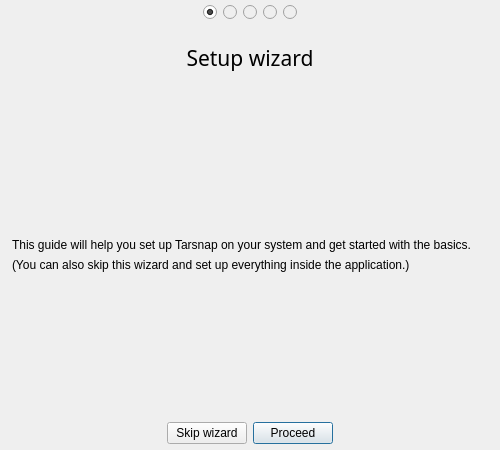
Above: forms/setupdialog.ui from Tarsnap/tarsnap-gui before the change. Below: the same form after it.
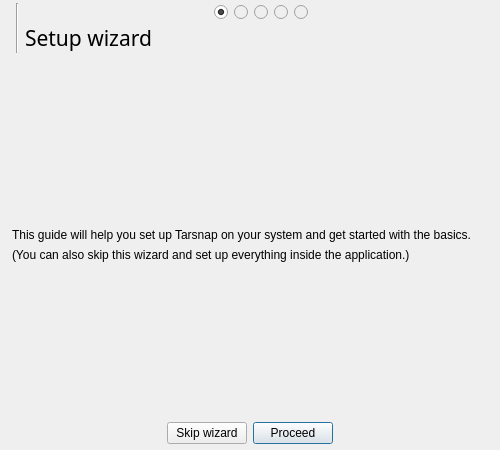
That is the form after the change. Icons and pictures are not drawn.

Commit message: setup: restore smaller header

```diff
--- a/forms/setupdialog.ui
+++ b/forms/setupdialog.ui
@@ -47,7 +47,7 @@
     <number>6</number>
    </property>
    <item>
-    <layout class="QVBoxLayout" name="verticalLayout_8">
+    <layout class="QGridLayout" name="headerLayout">
      <property name="leftMargin">
       <number>3</number>
      </property>
@@ -60,8 +60,14 @@
      <property name="bottomMargin">
       <number>6</number>
      </property>
-     <item>
-      <widget class="QWidget" name="wizardNavigateWidget" native="true">
+     <property name="horizontalSpacing">
+      <number>6</number>
+     </property>
+     <property name="verticalSpacing">
+      <number>0</number>
+     </property>
+     <item row="0" column="2">
+      <widget class="QWidget" name="wizardNavigateWidget_2" native="true">
        <property name="styleSheet">
         <string notr="true"/>
        </property>
@@ -187,20 +193,7 @@
        </layout>
       </widget>
      </item>
-     <item>
-      <widget class="QLabel" name="iconLabel">
-       <property name="text">
-        <string/>
-       </property>
-       <property name="pixmap">
-        <pixmap resource="../resources/resources.qrc">:/icons/tarsnap.png</pixmap>
-       </property>
-       <property name="alignment">
-        <set>Qt::AlignCenter</set>
-       </property>
-      </widget>
-     </item>
-     <item>
+     <item row="1" column="2">
       <widget class="QLabel" name="titleLabel">
        <property name="font">
         <font>
@@ -211,8 +204,25 @@
        <property name="text">
         <string>Setup wizard</string>
        </property>
-       <property name="alignment">
-        <set>Qt::AlignCenter</set>
+      </widget>
+     </item>
+     <item row="0" column="0" rowspan="2">
+      <widget class="QLabel" name="iconLabel">
+       <property name="text">
+        <string/>
+       </property>
+       <property name="pixmap">
+        <pixmap resource="../resources/resources.qrc">:/icons/tarsnap-logo.png</pixmap>
+       </property>
+       <property name="scaledContents">
+        <bool>false</bool>
+       </property>
+      </widget>
+     </item>
+     <item row="0" column="1" rowspan="2">
+      <widget class="Line" name="line">
+       <property name="orientation">
+        <enum>Qt::Vertical</enum>
        </property>
       </widget>
      </item>
```
